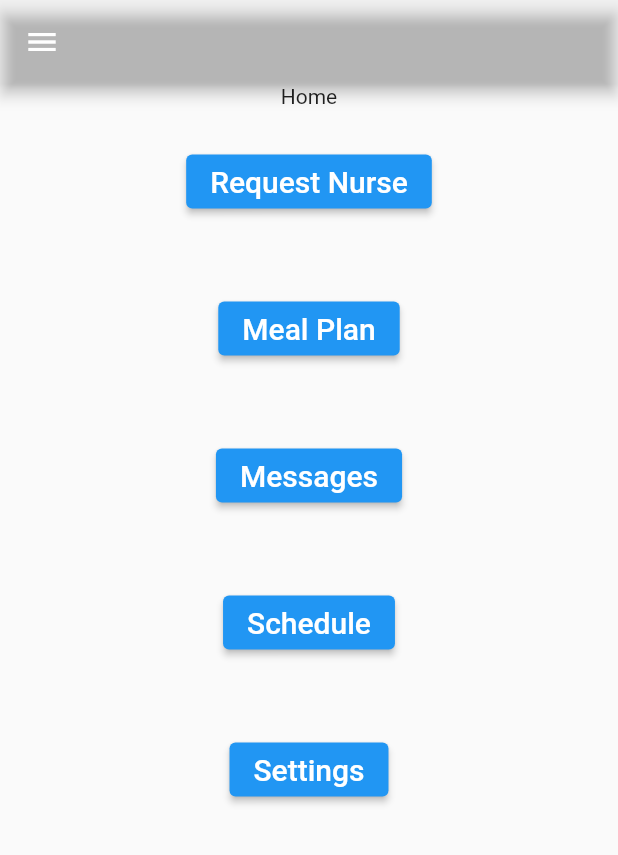
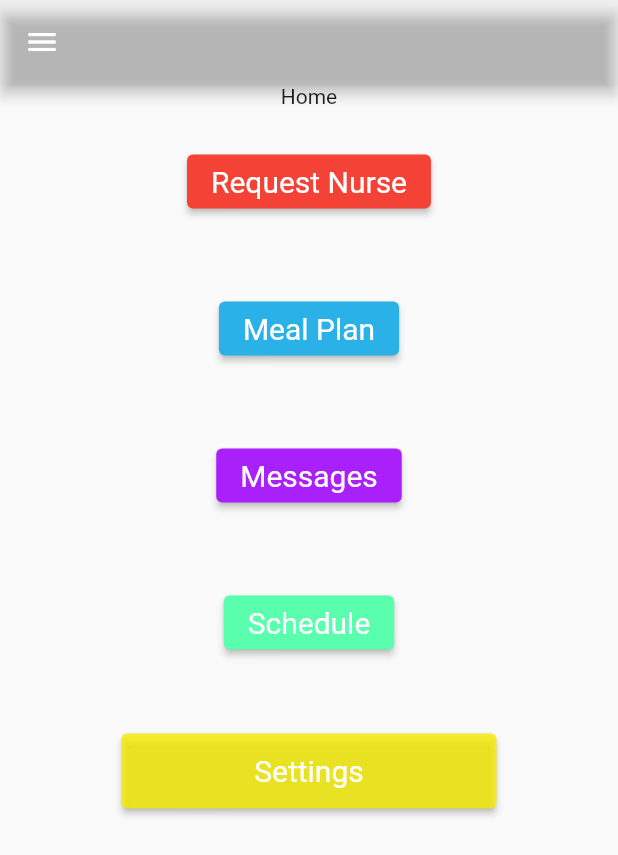
Before and after one commit to iilimit/RetirementHomeApp, a Flutter app: the screen it shows after launch, on a phone screen of 412 x 824 dp. Shown: the top 855 px of the screen. Run offline on Flutter 3.47's test engine with Material 2 defaults, Android fonts, the phone set to English and light mode, and no system bars.

Commit message:
added color to buttons

```diff
--- a/lib/home/home_widget.dart
+++ b/lib/home/home_widget.dart
@@ -120,11 +120,13 @@ class _MyHomePageState extends State<MyHomePage> {
                   child: ElevatedButton(
                     child: const Text(
                       'Request Nurse',
-                      style: TextStyle(fontSize: 20.0),
                     ),
                     onPressed: () {
                       requestNurseAlertDialog(context);
                     },
+                    style: ElevatedButton.styleFrom(
+                        backgroundColor: Colors.red,
+                        textStyle: const TextStyle(fontSize: 20)),
                   ),
                 ),
                 Container(
@@ -135,6 +137,9 @@ class _MyHomePageState extends State<MyHomePage> {
                       style: TextStyle(fontSize: 20.0),
                     ),
                     onPressed: () {},
+                    style: ElevatedButton.styleFrom(
+                        backgroundColor: Color.fromRGBO(42, 178, 232, 1),
+                        textStyle: const TextStyle(fontSize: 20)),
                   ),
                 ),
                 Container(
@@ -145,6 +150,9 @@ class _MyHomePageState extends State<MyHomePage> {
                       style: TextStyle(fontSize: 20.0),
                     ),
                     onPressed: () {},
+                    style: ElevatedButton.styleFrom(
+                        backgroundColor: Color.fromARGB(255, 170, 32, 250),
+                        textStyle: const TextStyle(fontSize: 20)),
                   ),
                 ),
                 Container(
@@ -155,16 +163,22 @@ class _MyHomePageState extends State<MyHomePage> {
                       style: TextStyle(fontSize: 20.0),
                     ),
                     onPressed: () {},
+                    style: ElevatedButton.styleFrom(
+                        backgroundColor: Color.fromARGB(255, 89, 255, 172),
+                        textStyle: const TextStyle(fontSize: 20)),
                   ),
                 ),
                 Container(
                   margin: const EdgeInsets.all(25),
+                  height: 50,
+                  width: 250,
                   child: ElevatedButton(
-                    child: const Text(
-                      'Settings',
-                      style: TextStyle(fontSize: 20.0),
-                    ),
+                    child: const Text('Settings',
+                        style: TextStyle(fontSize: 20.0)),
                     onPressed: () {},
+                    style: ElevatedButton.styleFrom(
+                        backgroundColor: Color.fromARGB(205, 245, 237, 0),
+                        textStyle: const TextStyle(fontSize: 20)),
                   ),
                 )
               ]),
```
